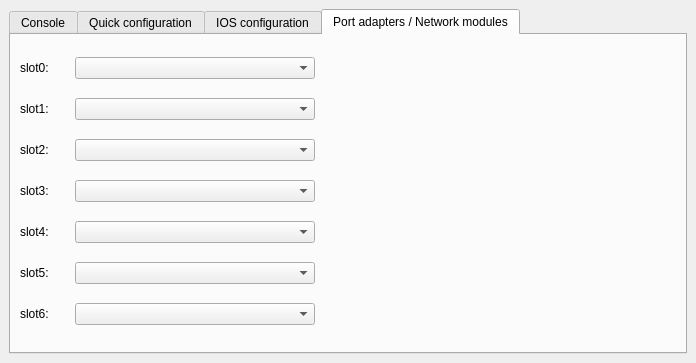
Old version of the form forms/Inspector.ui in the repository GNS3/gns3-legacy.
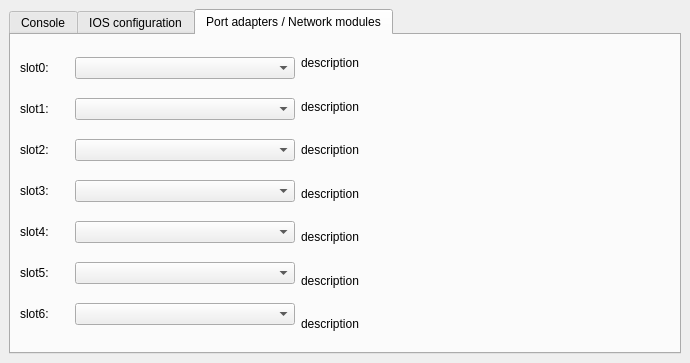
New version of the form. The open tabs and pages were chosen to show the change. Icons and pictures are not drawn. Custom widgets are drawn as their Qt base class.

Commit message: [IOS] Interface connections in progress

The edit to the form file:
```diff
--- a/forms/Inspector.ui
+++ b/forms/Inspector.ui
@@ -5,8 +5,8 @@
    <rect>
     <x>0</x>
     <y>0</y>
-    <width>696</width>
-    <height>363</height>
+    <width>690</width>
+    <height>360</height>
    </rect>
   </property>
   <property name="windowTitle" >
@@ -100,134 +100,6 @@
        </item>
       </layout>
      </widget>
-     <widget class="QWidget" name="General" >
-      <attribute name="title" >
-       <string>Quick configuration</string>
-      </attribute>
-      <layout class="QVBoxLayout" >
-       <property name="margin" >
-        <number>9</number>
-       </property>
-       <property name="spacing" >
-        <number>6</number>
-       </property>
-       <item>
-        <layout class="QGridLayout" >
-         <property name="margin" >
-          <number>0</number>
-         </property>
-         <property name="spacing" >
-          <number>6</number>
-         </property>
-         <item row="1" column="0" >
-          <widget class="QLabel" name="label" >
-           <property name="text" >
-            <string>IP address</string>
-           </property>
-          </widget>
-         </item>
-         <item row="2" column="0" >
-          <widget class="QLabel" name="label_3" >
-           <property name="text" >
-            <string>Mask</string>
-           </property>
-          </widget>
-         </item>
-         <item row="2" column="1" >
-          <widget class="QLineEdit" name="lineEditMask" />
-         </item>
-         <item row="1" column="1" >
-          <widget class="QLineEdit" name="lineEditIP" />
-         </item>
-         <item row="1" column="2" >
-          <spacer>
-           <property name="orientation" >
-            <enum>Qt::Horizontal</enum>
-           </property>
-           <property name="sizeHint" >
-            <size>
-             <width>291</width>
-             <height>20</height>
-            </size>
-           </property>
-          </spacer>
-         </item>
-         <item row="3" column="0" >
-          <widget class="QLabel" name="label_4" >
-           <property name="text" >
-            <string>Gateway</string>
-           </property>
-          </widget>
-         </item>
-         <item row="3" column="1" >
-          <widget class="QLineEdit" name="lineEditGateway" />
-         </item>
-         <item row="0" column="1" >
-          <widget class="QLineEdit" name="lineEditHostname" />
-         </item>
-         <item row="0" column="2" >
-          <spacer>
-           <property name="orientation" >
-            <enum>Qt::Horizontal</enum>
-           </property>
-           <property name="sizeHint" >
-            <size>
-             <width>291</width>
-             <height>20</height>
-            </size>
-           </property>
-          </spacer>
-         </item>
-         <item row="3" column="2" >
-          <spacer>
-           <property name="orientation" >
-            <enum>Qt::Horizontal</enum>
-           </property>
-           <property name="sizeHint" >
-            <size>
-             <width>291</width>
-             <height>20</height>
-            </size>
-           </property>
-          </spacer>
-         </item>
-         <item row="0" column="0" >
-          <widget class="QLabel" name="label_2" >
-           <property name="text" >
-            <string>Hostname</string>
-           </property>
-          </widget>
-         </item>
-         <item row="2" column="2" >
-          <spacer>
-           <property name="orientation" >
-            <enum>Qt::Horizontal</enum>
-           </property>
-           <property name="sizeHint" >
-            <size>
-             <width>291</width>
-             <height>20</height>
-            </size>
-           </property>
-          </spacer>
-         </item>
-        </layout>
-       </item>
-       <item>
-        <spacer>
-         <property name="orientation" >
-          <enum>Qt::Vertical</enum>
-         </property>
-         <property name="sizeHint" >
-          <size>
-           <width>20</width>
-           <height>101</height>
-          </size>
-         </property>
-        </spacer>
-       </item>
-      </layout>
-     </widget>
      <widget class="QWidget" name="tab" >
       <attribute name="title" >
        <string>IOS configuration</string>
@@ -1058,6 +930,121 @@
          </item>
         </layout>
        </item>
+       <item>
+        <layout class="QVBoxLayout" >
+         <property name="margin" >
+          <number>0</number>
+         </property>
+         <property name="spacing" >
+          <number>6</number>
+         </property>
+         <item>
+          <widget class="QLabel" name="labelSlot0" >
+           <property name="sizePolicy" >
+            <sizepolicy>
+             <hsizetype>0</hsizetype>
+             <vsizetype>5</vsizetype>
+             <horstretch>0</horstretch>
+             <verstretch>0</verstretch>
+            </sizepolicy>
+           </property>
+           <property name="text" >
+            <string>description</string>
+           </property>
+          </widget>
+         </item>
+         <item>
+          <widget class="QLabel" name="labelSlot1" >
+           <property name="sizePolicy" >
+            <sizepolicy>
+             <hsizetype>0</hsizetype>
+             <vsizetype>5</vsizetype>
+             <horstretch>0</horstretch>
+             <verstretch>0</verstretch>
+            </sizepolicy>
+           </property>
+           <property name="text" >
+            <string>description</string>
+           </property>
+          </widget>
+         </item>
+         <item>
+          <widget class="QLabel" name="labelSlot2" >
+           <property name="sizePolicy" >
+            <sizepolicy>
+             <hsizetype>0</hsizetype>
+             <vsizetype>5</vsizetype>
+             <horstretch>0</horstretch>
+             <verstretch>0</verstretch>
+            </sizepolicy>
+           </property>
+           <property name="text" >
+            <string>description</string>
+           </property>
+          </widget>
+         </item>
+         <item>
+          <widget class="QLabel" name="labelSlot3" >
+           <property name="sizePolicy" >
+            <sizepolicy>
+             <hsizetype>0</hsizetype>
+             <vsizetype>5</vsizetype>
+             <horstretch>0</horstretch>
+             <verstretch>0</verstretch>
+            </sizepolicy>
+           </property>
+           <property name="text" >
+            <string>description</string>
+           </property>
+          </widget>
+         </item>
+         <item>
+          <widget class="QLabel" name="labelSlot4" >
+           <property name="sizePolicy" >
+            <sizepolicy>
+             <hsizetype>0</hsizetype>
+             <vsizetype>5</vsizetype>
+             <horstretch>0</horstretch>
+             <verstretch>0</verstretch>
+            </sizepolicy>
+           </property>
+           <property name="text" >
+            <string>description</string>
+           </property>
+          </widget>
+         </item>
+         <item>
+          <widget class="QLabel" name="labelSlot5" >
+           <property name="sizePolicy" >
+            <sizepolicy>
+             <hsizetype>0</hsizetype>
+             <vsizetype>5</vsizetype>
+             <horstretch>0</horstretch>
+             <verstretch>0</verstretch>
+            </sizepolicy>
+           </property>
+           <property name="text" >
+            <string>description</string>
+           </property>
+          </widget>
+         </item>
+         <item>
+          <widget class="QLabel" name="labelSlot6" >
+           <property name="sizePolicy" >
+            <sizepolicy>
+             <hsizetype>0</hsizetype>
+             <vsizetype>5</vsizetype>
+             <horstretch>0</horstretch>
+             <verstretch>0</verstretch>
+            </sizepolicy>
+           </property>
+           <property name="text" >
+            <string>description</string>
+           </property>
+          </widget>
+         </item>
+        </layout>
+       </item>
        <item>
         <spacer>
          <property name="orientation" >
@@ -1068,8 +1055,8 @@
          </property>
          <property name="sizeHint" >
           <size>
-           <width>361</width>
-           <height>20</height>
+           <width>311</width>
+           <height>297</height>
           </size>
          </property>
         </spacer>
```
Left out of the diff: 4 changed lines with no effect on the pictures. The commit also changes 5 other files.
